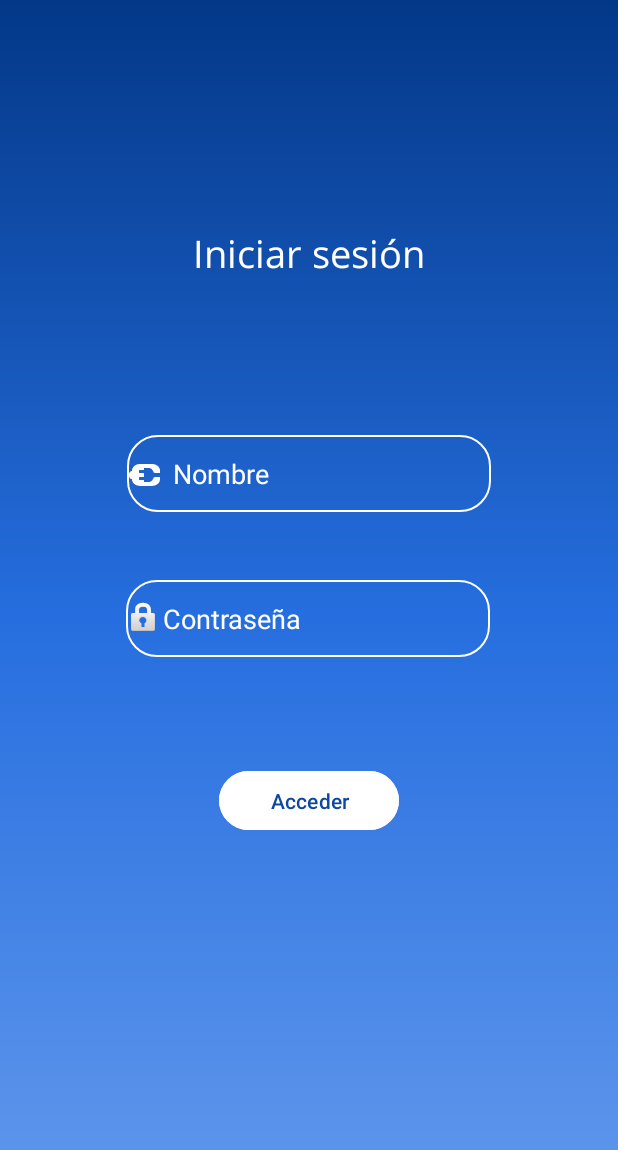
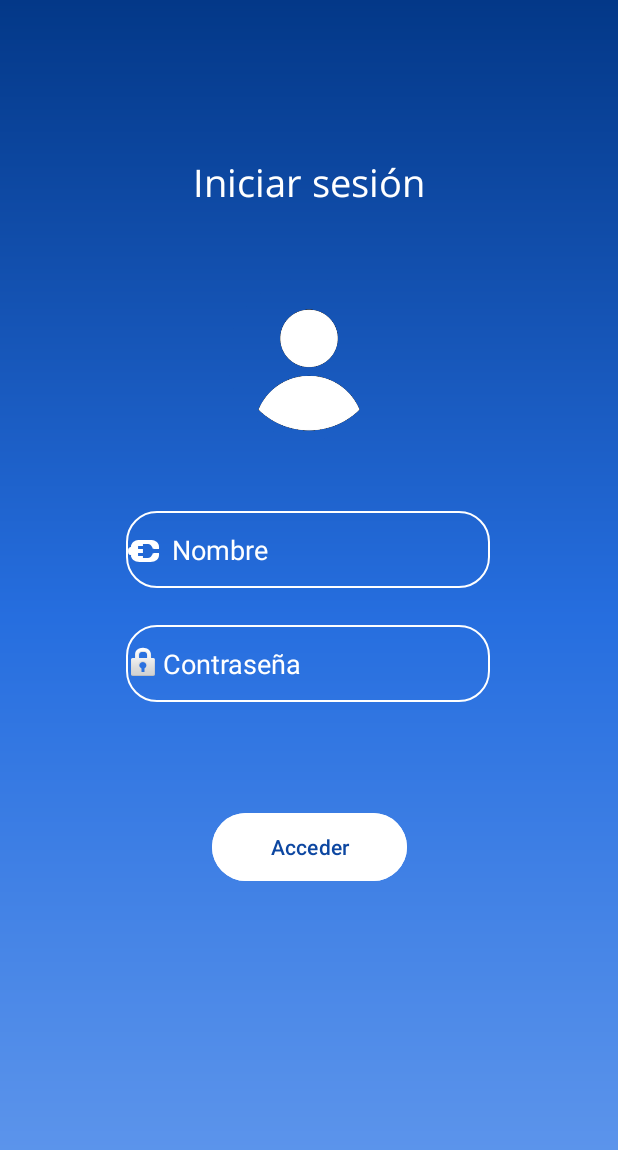
Before and after one commit to Brezker/pta_android, an Android app: the Login screen opened directly, with no data from a screen before it, on a phone screen of 412 x 824 dp. Shown: the top 1150 px of the screen. Run offline under Robolectric (Android 15) with nearby library versions, the phone set to English and light mode, and no system bars.

Commit message:
actualizacion de interfaz login

```diff
--- a/app/src/main/res/layout/activity_login.xml
+++ b/app/src/main/res/layout/activity_login.xml
@@ -20,7 +20,7 @@
         app:layout_constraintEnd_toEndOf="parent"
         app:layout_constraintStart_toStartOf="parent"
         app:layout_constraintTop_toTopOf="parent"
-        app:layout_constraintVertical_bias="0.192" />
+        app:layout_constraintVertical_bias="0.132" />
 
     <EditText
         android:id="@+id/edtNombreChec"
@@ -36,9 +36,10 @@
         android:textColorLink="#FFFFFF"
         app:layout_constraintBottom_toBottomOf="parent"
         app:layout_constraintEnd_toEndOf="parent"
+        app:layout_constraintHorizontal_bias="0.497"
         app:layout_constraintStart_toStartOf="parent"
         app:layout_constraintTop_toTopOf="parent"
-        app:layout_constraintVertical_bias="0.375" />
+        app:layout_constraintVertical_bias="0.441" />
 
     <EditText
         android:id="@+id/edtPassword"
@@ -52,18 +53,32 @@
         app:layout_constraintEnd_toEndOf="parent"
         app:layout_constraintHorizontal_bias="0.497"
         app:layout_constraintStart_toStartOf="parent"
-        app:layout_constraintTop_toTopOf="parent" />
+        app:layout_constraintTop_toTopOf="parent"
+        app:layout_constraintVertical_bias="0.539" />
 
     <Button
         android:id="@+id/btnAccess"
-        android:layout_width="120dp"
-        android:layout_height="47dp"
+        android:layout_width="130dp"
+        android:layout_height="53dp"
         android:backgroundTint="#FFFFFF"
         android:text="Acceder"
         android:textColor="#0D47A1"
         app:layout_constraintBottom_toBottomOf="parent"
         app:layout_constraintEnd_toEndOf="parent"
+        app:layout_constraintHorizontal_bias="0.501"
         app:layout_constraintStart_toStartOf="parent"
         app:layout_constraintTop_toTopOf="parent"
-        app:layout_constraintVertical_bias="0.657" />
+        app:layout_constraintVertical_bias="0.698" />
+
+    <ImageView
+        android:id="@+id/imageView3"
+        android:layout_width="121dp"
+        android:layout_height="107dp"
+        app:layout_constraintBottom_toBottomOf="parent"
+        app:layout_constraintEnd_toEndOf="parent"
+        app:layout_constraintStart_toStartOf="parent"
+        app:layout_constraintTop_toTopOf="parent"
+        app:layout_constraintVertical_bias="0.259"
+        app:srcCompat="@drawable/loginU" />
+
 </androidx.constraintlayout.widget.ConstraintLayout>
```
Also changed, not shown: app/src/main/res/drawable/loginU.png (added).
